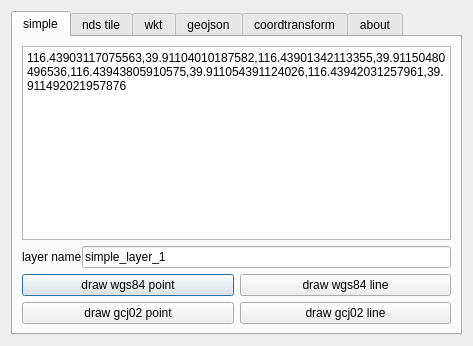
First picture: the form in mtk_dialog_base.ui, repository lesteryan/mtk, before the edit.
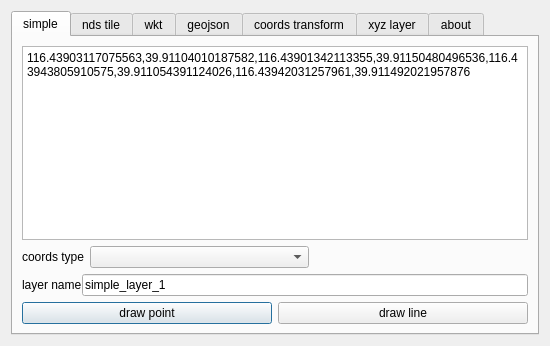
Second picture: the form after the edit. The open tabs and pages were chosen to show the change.

The edit to the form file:
```diff
--- a/mtk_dialog_base.ui
+++ b/mtk_dialog_base.ui
@@ -6,7 +6,7 @@
    <rect>
     <x>0</x>
     <y>0</y>
-    <width>473</width>
+    <width>550</width>
     <height>341</height>
    </rect>
   </property>
@@ -39,6 +39,43 @@
            </property>
           </widget>
          </item>
+         <item>
+          <layout class="QHBoxLayout" name="horizontalLayout_11">
+           <property name="bottomMargin">
+            <number>0</number>
+           </property>
+           <item>
+            <widget class="QLabel" name="label_6">
+             <property name="text">
+              <string>coords type</string>
+             </property>
+            </widget>
+           </item>
+           <item>
+            <widget class="QComboBox" name="comboBox">
+             <property name="sizePolicy">
+              <sizepolicy hsizetype="Expanding" vsizetype="Fixed">
+               <horstretch>0</horstretch>
+               <verstretch>0</verstretch>
+              </sizepolicy>
+             </property>
+            </widget>
+           </item>
+           <item>
+            <spacer name="horizontalSpacer_3">
+             <property name="orientation">
+              <enum>Qt::Horizontal</enum>
+             </property>
+             <property name="sizeHint" stdset="0">
+              <size>
+               <width>40</width>
+               <height>20</height>
+              </size>
+             </property>
+            </spacer>
+           </item>
+          </layout>
+         </item>
          <item>
           <layout class="QHBoxLayout" name="horizontalLayout_10">
            <property name="spacing">
@@ -68,28 +105,14 @@
            <item row="1" column="0">
             <widget class="QPushButton" name="button_draw_wgs84_point">
              <property name="text">
-              <string>draw wgs84 point</string>
+              <string>draw point</string>
              </property>
             </widget>
            </item>
            <item row="1" column="1">
             <widget class="QPushButton" name="button_draw_wgs84_line">
              <property name="text">
-              <string>draw wgs84 line</string>
-             </property>
-            </widget>
-           </item>
-           <item row="2" column="0">
-            <widget class="QPushButton" name="button_draw_gcj02_point">
-             <property name="text">
-              <string>draw gcj02 point</string>
-             </property>
-            </widget>
-           </item>
-           <item row="2" column="1">
-            <widget class="QPushButton" name="button_draw_gcj02_line">
-             <property name="text">
-              <string>draw gcj02 line</string>
+              <string>draw line</string>
              </property>
             </widget>
            </item>
@@ -393,7 +416,7 @@
        </widget>
        <widget class="QWidget" name="tab_coordtransform">
         <attribute name="title">
-         <string>coordtransform</string>
+         <string>coords transform</string>
         </attribute>
         <layout class="QHBoxLayout" name="horizontalLayout_7">
          <item>
@@ -431,11 +454,7 @@
          <item>
           <layout class="QVBoxLayout" name="verticalLayout_8">
            <item>
-            <widget class="QLabel" name="label_6">
-             <property name="text">
-              <string>gcj02</string>
-             </property>
-            </widget>
+            <widget class="QComboBox" name="combo_coords_2"/>
            </item>
            <item>
             <widget class="QPlainTextEdit" name="text_coords_gcj02"/>
@@ -444,6 +463,34 @@
          </item>
         </layout>
        </widget>
+       <widget class="QWidget" name="tab">
+        <attribute name="title">
+         <string>xyz layer</string>
+        </attribute>
+        <widget class="QComboBox" name="combo_xyzlayer_layertype">
+         <property name="geometry">
+          <rect>
+           <x>100</x>
+           <y>100</y>
+           <width>75</width>
+           <height>22</height>
+          </rect>
+         </property>
+        </widget>
+        <widget class="QPushButton" name="button_xyzlayer_draw">
+         <property name="geometry">
+          <rect>
+           <x>440</x>
+           <y>100</y>
+           <width>75</width>
+           <height>23</height>
+          </rect>
+         </property>
+         <property name="text">
+          <string>draw</string>
+         </property>
+        </widget>
+       </widget>
        <widget class="QWidget" name="tab_about">
         <attribute name="title">
          <string>about</string>
```
Left out of the diff: 90 changed lines with no effect on the pictures.
